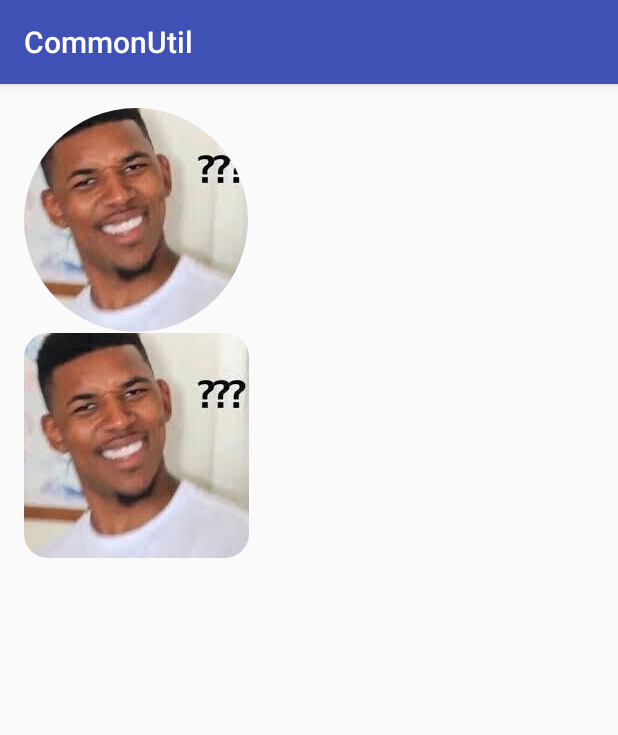
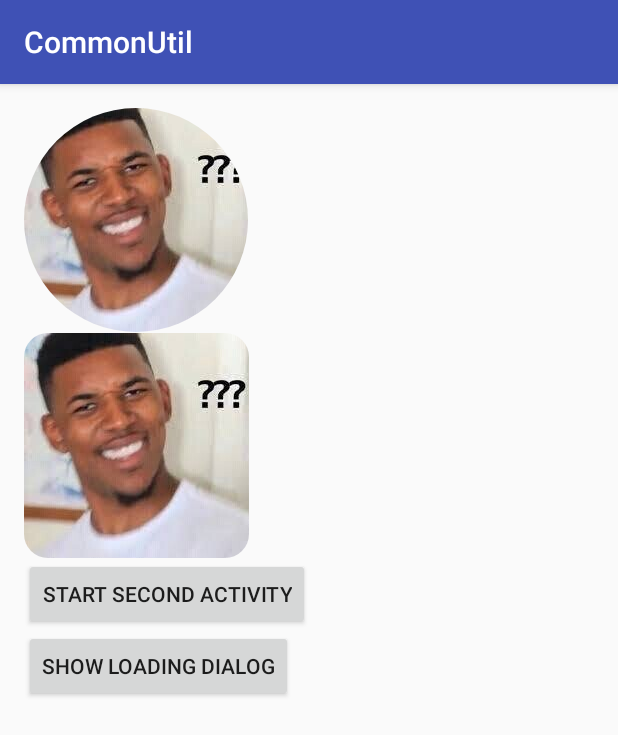
Before and after one commit to FangQi-Jack/CommonUtils, an Android app: the screen it shows after launch (MainActivity), on a phone screen of 412 x 824 dp. Shown: the top 735 px of the screen. Run offline under Robolectric (Android 15) with nearby library versions, the phone set to English and light mode, and no system bars.

Commit message:
commit LoadingDialogUtil

```diff
--- a/commonutil/src/main/java/com/jackfangqi/commonutil/MainActivity.java
+++ b/commonutil/src/main/java/com/jackfangqi/commonutil/MainActivity.java
@@ -2,66 +2,89 @@ package com.jackfangqi.commonutil;
 
 import android.content.Intent;
 import android.content.res.Configuration;
+import android.os.Handler;
 import android.os.PersistableBundle;
 import android.support.v7.app.AppCompatActivity;
 import android.os.Bundle;
 import android.view.Gravity;
+import android.view.View;
+import android.widget.Button;
 import android.widget.Toast;
 
 import com.jackfangqi.commonutil.utils.LoadingDialogFragment;
+import com.jackfangqi.commonutil.utils.LoadingDialogUtil;
 import com.jackfangqi.commonutil.utils.LogUtil;
 import com.jackfangqi.commonutil.utils.ToastUtil;
 
 public class MainActivity extends AppCompatActivity {
     private static final String LOG_TAG = "MainActivity";
 
-    @Override
-    protected void onCreate(Bundle savedInstanceState) {
+    @Override protected void onCreate(Bundle savedInstanceState) {
         super.onCreate(savedInstanceState);
         setContentView(R.layout.activity_main);
         LogUtil.d("onCreate->");
-        LoadingDialogFragment dialogFragment = LoadingDialogFragment.newInstance("loading...");
-        dialogFragment.show(getSupportFragmentManager(), "MainActivity");
+        //LoadingDialogFragment dialogFragment = LoadingDialogFragment.newInstance("loading...");
+        //dialogFragment.show(getSupportFragmentManager(), "MainActivity");
+        LoadingDialogUtil.showLoadingDialog(this, "loading...");
+
+        Button button = (Button) findViewById(R.id.start_second_activity);
+        button.setOnClickListener(new View.OnClickListener() {
+            @Override public void onClick(View view) {
+                startActivity(new Intent(MainActivity.this, SecondActivity.class));
+            }
+        });
+
+        Button button1 = (Button) findViewById(R.id.show_loading_dialog);
+        button1.setOnClickListener(new View.OnClickListener() {
+            @Override public void onClick(View view) {
+                LoadingDialogUtil.showLoadingDialog(MainActivity.this, "loading...");
+                dismissDialogDelay();
+            }
+        });
+
+        dismissDialogDelay();
     }
 
-    @Override
-    protected void onStart() {
+    private void dismissDialogDelay() {
+        new Handler().postDelayed(new Runnable() {
+            @Override public void run() {
+                LoadingDialogUtil.dismissLoadingDialog();
+            }
+        }, 3000);
+    }
+
+    @Override protected void onStart() {
         super.onStart();
         LogUtil.d("onStart->");
     }
 
-    @Override
-    protected void onResume() {
+    @Override protected void onResume() {
         super.onResume();
         LogUtil.d("onResume->");
     }
 
-    @Override
-    protected void onPause() {
+    @Override protected void onPause() {
         super.onPause();
         LogUtil.d("onPause->");
     }
 
-    @Override
-    protected void onStop() {
+    @Override protected void onStop() {
         super.onStop();
         LogUtil.d("onStop->");
     }
 
-    @Override
-    protected void onRestart() {
+    @Override protected void onRestart() {
         super.onRestart();
         LogUtil.d("onRestart->");
     }
 
-    @Override
-    protected void onDestroy() {
+    @Override protected void onDestroy() {
         super.onDestroy();
         LogUtil.d("onDestroy->");
+        LoadingDialogUtil.dismissLoadingDialog();
     }
 
-    @Override
-    protected void onNewIntent(Intent intent) {
+    @Override protected void onNewIntent(Intent intent) {
         super.onNewIntent(intent);
         LogUtil.d("onNewIntent->");
     }
@@ -72,14 +95,12 @@ public class MainActivity extends AppCompatActivity {
         LogUtil.d("onSaveInstanceState->");
     }
 
-    @Override
-    protected void onRestoreInstanceState(Bundle savedInstanceState) {
+    @Override protected void onRestoreInstanceState(Bundle savedInstanceState) {
         super.onRestoreInstanceState(savedInstanceState);
         LogUtil.d("onRestoreInstanceState->");
     }
 
-    @Override
-    public void onConfigurationChanged(Configuration newConfig) {
+    @Override public void onConfigurationChanged(Configuration newConfig) {
         super.onConfigurationChanged(newConfig);
         LogUtil.d("onConfigurationChanged->");
     }
--- /dev/null
+++ b/commonutil/src/main/java/com/jackfangqi/commonutil/utils/LoadingDialogUtil.java
@@ -0,0 +1,38 @@
+package com.jackfangqi.commonutil.utils;
+
+import android.annotation.SuppressLint;
+import android.content.Context;
+import android.support.v7.app.AlertDialog;
+import android.view.LayoutInflater;
+import android.view.View;
+import android.widget.TextView;
+import com.jackfangqi.commonutil.R;
+
+/**
+ * Created by JackFang on 2016/12/11 10:00.
+ * Project: CommonUtils
+ * Email: jackfangqi1314@gmail.com
+ */
+public class LoadingDialogUtil {
+
+    private static AlertDialog dialog;
+
+    public static void showLoadingDialog(Context context, CharSequence loadingText) {
+        AlertDialog.Builder builder = new AlertDialog.Builder(context);
+        @SuppressLint("InflateParams") View view =
+                LayoutInflater.from(context).inflate(R.layout.fragment_loading_dialog, null);
+        TextView loadingTv = (TextView) view.findViewById(R.id.loading_msg);
+        loadingTv.setText(loadingText);
+        builder.setView(view);
+        builder.setCancelable(false);
+        dialog = builder.create();
+        dialog.show();
+    }
+
+    public static void dismissLoadingDialog() {
+        if (dialog != null) {
+            dialog.dismiss();
+            dialog = null;
+        }
+    }
+}
--- a/commonutil/src/main/res/layout/activity_main.xml
+++ b/commonutil/src/main/res/layout/activity_main.xml
@@ -9,20 +9,36 @@
     android:paddingLeft="@dimen/activity_horizontal_margin"
     android:paddingRight="@dimen/activity_horizontal_margin"
     android:paddingTop="@dimen/activity_vertical_margin"
-    tools:context="com.jackfangqi.commonutil.MainActivity">
+    tools:context="com.jackfangqi.commonutil.MainActivity"
+    >
 
   <com.jackfangqi.commonutil.utils.CustomImageView
       android:layout_width="wrap_content"
       android:layout_height="wrap_content"
       app:borderRadius="4dp"
       app:src="@mipmap/icon_pic"
-        app:type="circle" />
+      app:type="circle"
+      />
 
   <com.jackfangqi.commonutil.utils.CustomImageView
       android:layout_width="wrap_content"
       android:layout_height="wrap_content"
       app:borderRadius="16dp"
       app:src="@mipmap/icon_pic"
-        app:type="round" />
+      app:type="round"
+      />
+
+  <Button
+      android:id="@+id/start_second_activity"
+      android:layout_width="wrap_content"
+      android:layout_height="wrap_content"
+      android:text="START SECOND ACTIVITY"
+      />
+  <Button
+      android:id="@+id/show_loading_dialog"
+      android:layout_width="wrap_content"
+      android:layout_height="wrap_content"
+      android:text="SHOW LOADING DIALOG"
+      />
 
 </LinearLayout>
--- /dev/null
+++ b/commonutil/src/main/res/values-v21/styles.xml
@@ -0,0 +1,2 @@
+<resources>
+</resources>
--- a/commonutil/src/main/res/values-w820dp/dimens.xml
+++ b/commonutil/src/main/res/values-w820dp/dimens.xml
@@ -1,6 +1,6 @@
 <resources>
-    <!-- Example customization of dimensions originally defined in res/values/dimens.xml
+  <!-- Example customization of dimensions originally defined in res/values/dimens.xml
          (such as screen margins) for screens with more than 820dp of available width. This
          would include 7" and 10" devices in landscape (~960dp and ~1280dp respectively). -->
-    <dimen name="activity_horizontal_margin">64dp</dimen>
+  <dimen name="activity_horizontal_margin">64dp</dimen>
 </resources>
--- a/commonutil/src/main/res/values/styles.xml
+++ b/commonutil/src/main/res/values/styles.xml
@@ -13,8 +13,8 @@
     <item name="windowNoTitle">true</item>
   </style>
 
-    <style name="AppTheme.AppBarOverlay" parent="ThemeOverlay.AppCompat.Dark.ActionBar" />
+  <style name="AppTheme.AppBarOverlay" parent="ThemeOverlay.AppCompat.Dark.ActionBar"/>
 
-    <style name="AppTheme.PopupOverlay" parent="ThemeOverlay.AppCompat.Light" />
+  <style name="AppTheme.PopupOverlay" parent="ThemeOverlay.AppCompat.Light"/>
 
 </resources>
```
Also changed, not shown: commonutil/src/main/AndroidManifest.xml (+8 -3 lines), commonutil/src/main/java/com/jackfangqi/commonutil/SecondActivity.java (added, +42 -0 lines), commonutil/src/main/res/layout/activity_second.xml (added, +39 -0 lines), commonutil/src/main/res/layout/content_second.xml (added, +18 -0 lines), commonutil/src/main/res/values/dimens.xml (+4 -4 lines), commonutil/src/main/res/values/strings.xml (+6 -5 lines). Lines whose indentation alone changed are shown as unchanged.
